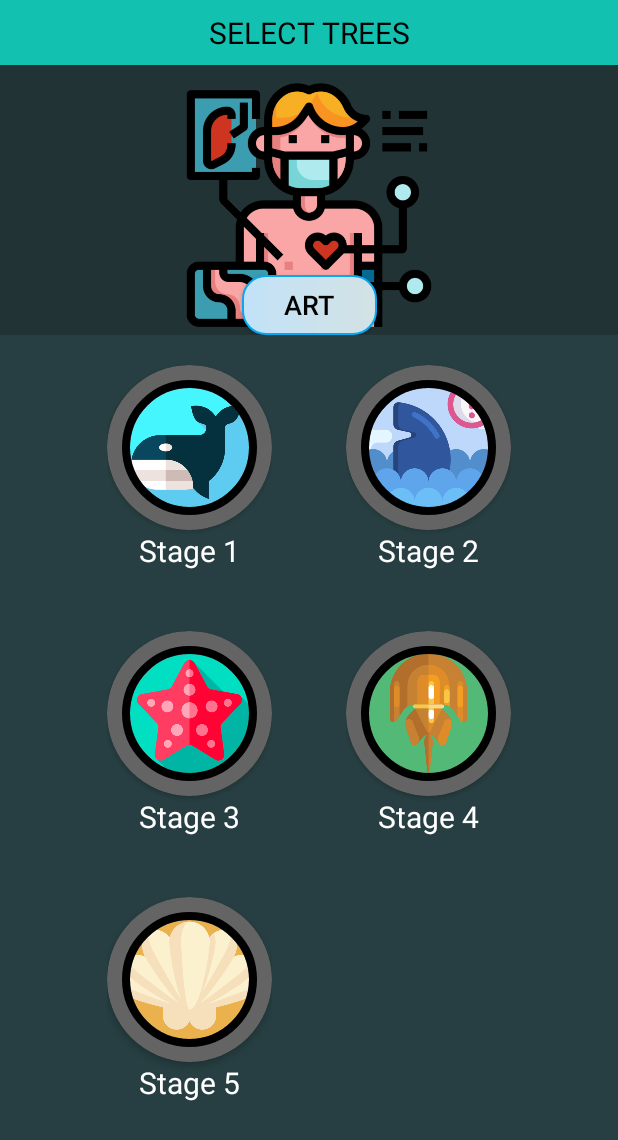
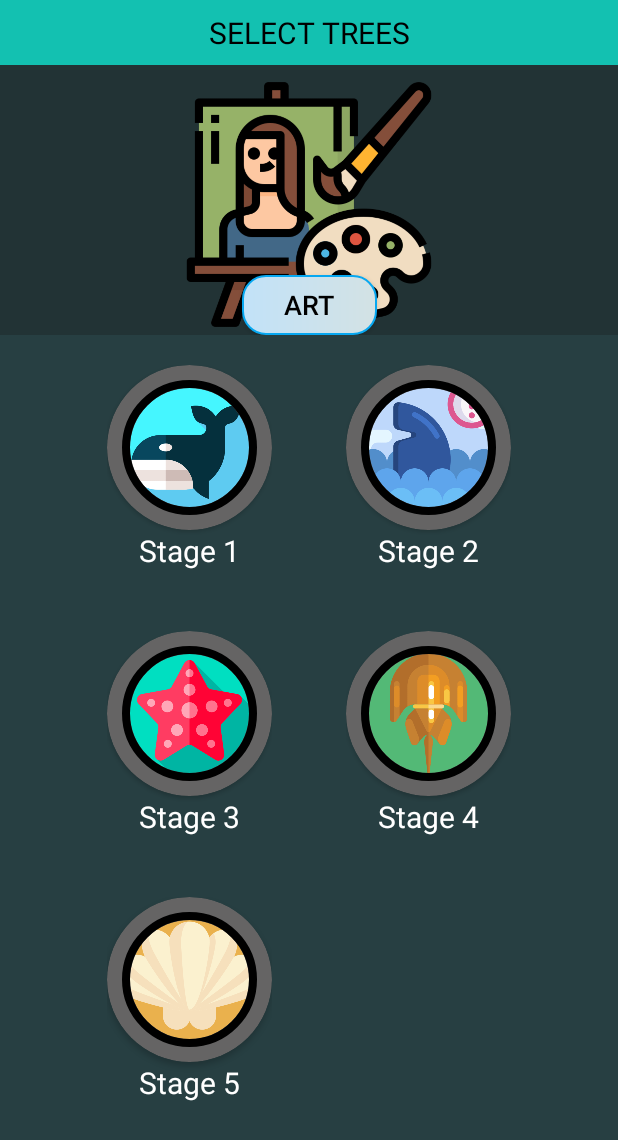
Before and after one commit to craymon777/NousProject, an Android app: the fragment History2Fragment shown on its own in the app's theme, on a phone screen of 412 x 824 dp. Shown: the top 1140 px of the screen. Run offline under Robolectric (Android 15) with nearby library versions, the phone set to English and light mode, and no system bars; our stand-ins replace CircleImageView; Roboto replaces fonts that are not available here.

```diff
--- a/app/src/main/res/layout/fragment_history2.xml
+++ b/app/src/main/res/layout/fragment_history2.xml
@@ -52,7 +52,7 @@
             android:id="@+id/imageView4"
             android:layout_width="321dp"
             android:layout_height="174dp"
-            android:src="@drawable/ic_human_body"
+            android:src="@drawable/ic_art_history"
             app:layout_constraintBottom_toBottomOf="parent"
             app:layout_constraintEnd_toEndOf="parent"
             app:layout_constraintStart_toStartOf="parent"
```
